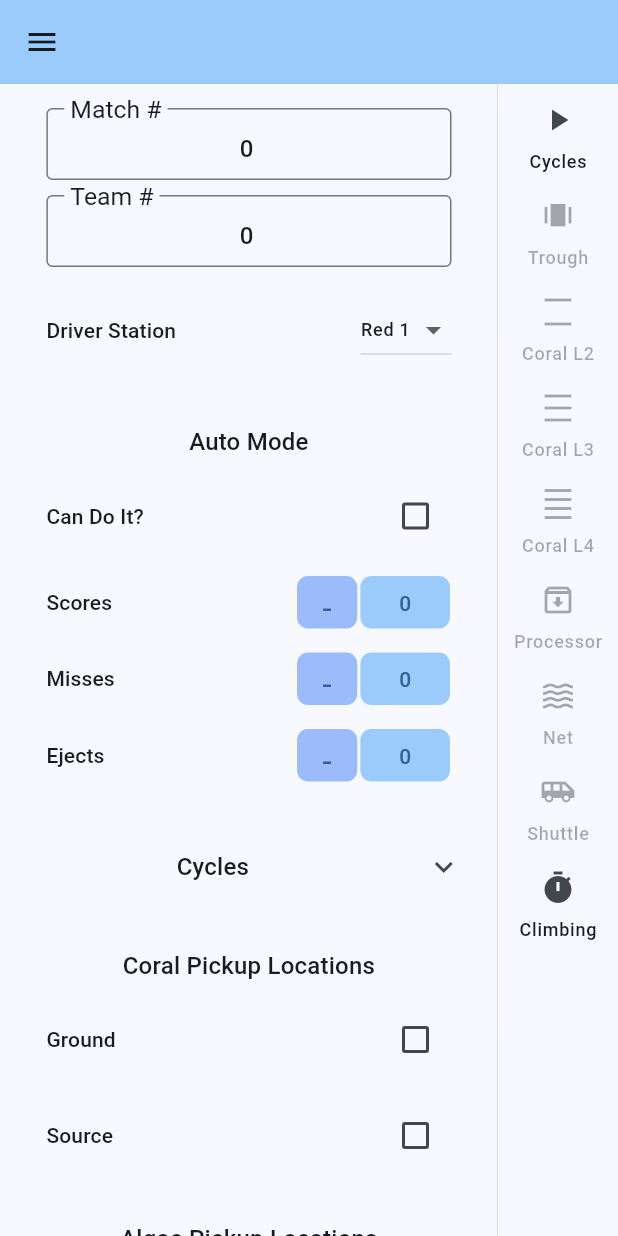
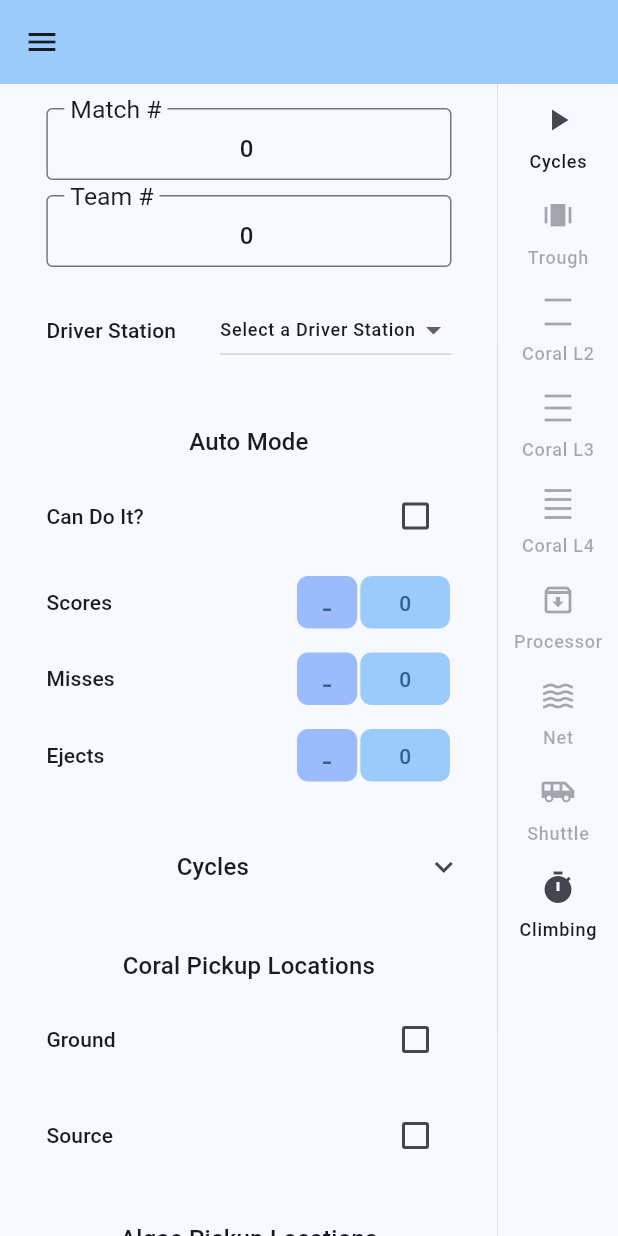
Before and after one commit to TheGreenMachine/GreenScout, a Flutter app: the MatchFormPage screen opened directly, on a phone screen of 412 x 824 dp. Run offline on Flutter 3.47's test engine with Material 3 defaults, Android fonts, the phone set to English and light mode, and no system bars; our stand-ins replace image_picker, percent_indicator, scrollable_positioned_list, shared_preferences; missing offline and left inert: dart_ipify, encrypt, pointycastle; accounts and stored records are empty.

Commit message:
added driver station protection??? (undo is weird rn)

```diff
--- a/lib/pages/match_form.dart
+++ b/lib/pages/match_form.dart
@@ -98,7 +98,7 @@ class CycleTimeInfo {
 class _MatchFormPage extends State<MatchFormPage> {
   /// This will most likely never go away. Because I doubt
   /// there won't be drivestations in the future.
-  Reference<(bool, int)> driverStation = Reference((false, 1));
+  Reference<(bool, int)> driverStation = Reference((false, -1));
 
   /*
   * I also highly doubt that the items below will be going away.
@@ -149,7 +149,7 @@ class _MatchFormPage extends State<MatchFormPage> {
     matchNum.value = widget.matchNum ?? "0";
     teamNum.value = widget.teamNum ?? "0";
 
-    driverStation.value = (widget.isBlue ?? false, widget.driverNumber ?? 1);
+    driverStation.value = (widget.isBlue ?? false, widget.driverNumber ?? -1);
   }
 
   @override
@@ -406,6 +406,7 @@ class _MatchFormPage extends State<MatchFormPage> {
           createLabelAndDropdown<(bool, int)>(
             "Driver Station",
             {
+              "Select a Driver Station": (false, -1),
               "Red 1": (false, 1),
               "Red 2": (false, 2),
               "Red 3": (false, 3),
@@ -414,7 +415,7 @@ class _MatchFormPage extends State<MatchFormPage> {
               "Blue 3": (true, 3),
             },
             driverStation,
-            (false, 1),
+            (false, -1),
           ),
 
           const Padding(padding: EdgeInsets.all(5)),
@@ -672,11 +673,12 @@ class _MatchFormPage extends State<MatchFormPage> {
                   () {
                     if (matchNum.value == "0" ||
                         teamNum.value == "0" ||
+                        driverStation.value == (false, -1) ||
                         matchNum.value.isEmpty ||
                         teamNum.value.isEmpty) {
                       Navigator.of(context).pop();
                       App.showMessage(context,
-                          "You haven't filled in the team number or match number.");
+                          "You haven't filled in the team number, changed driver station, or match number.");
                       return;
                     }
                     MainAppData.addToMatchCache(toJson());
```
Also changed, not shown: lib/pages/pit_scouting.dart (+4 -4 lines).
